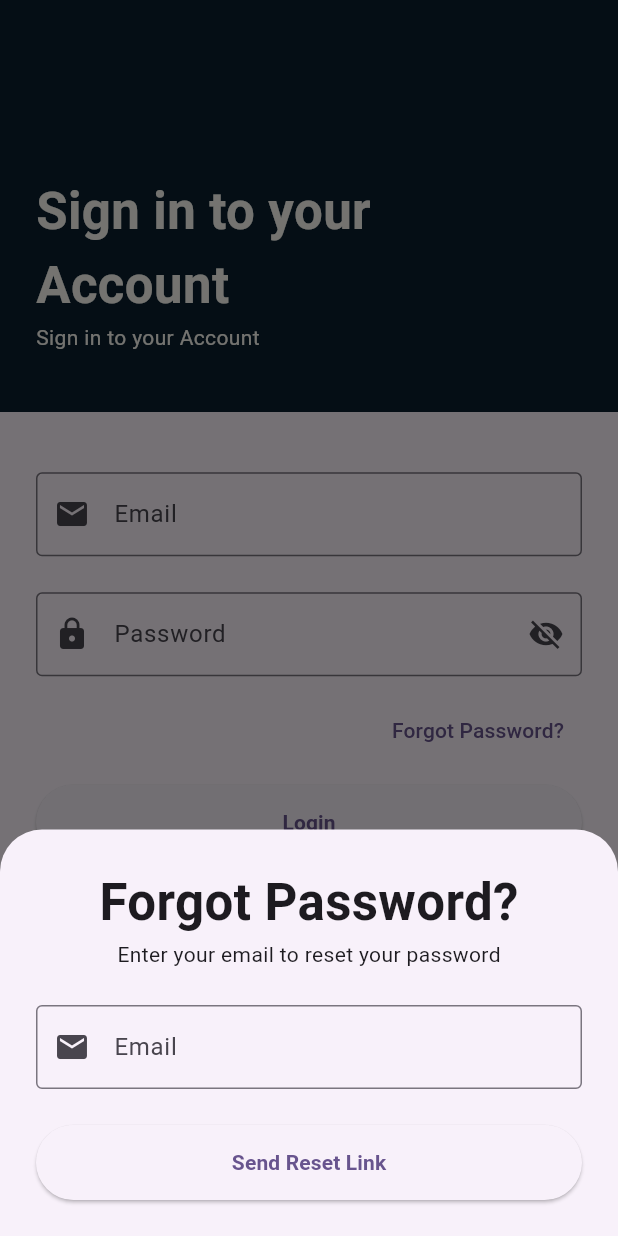
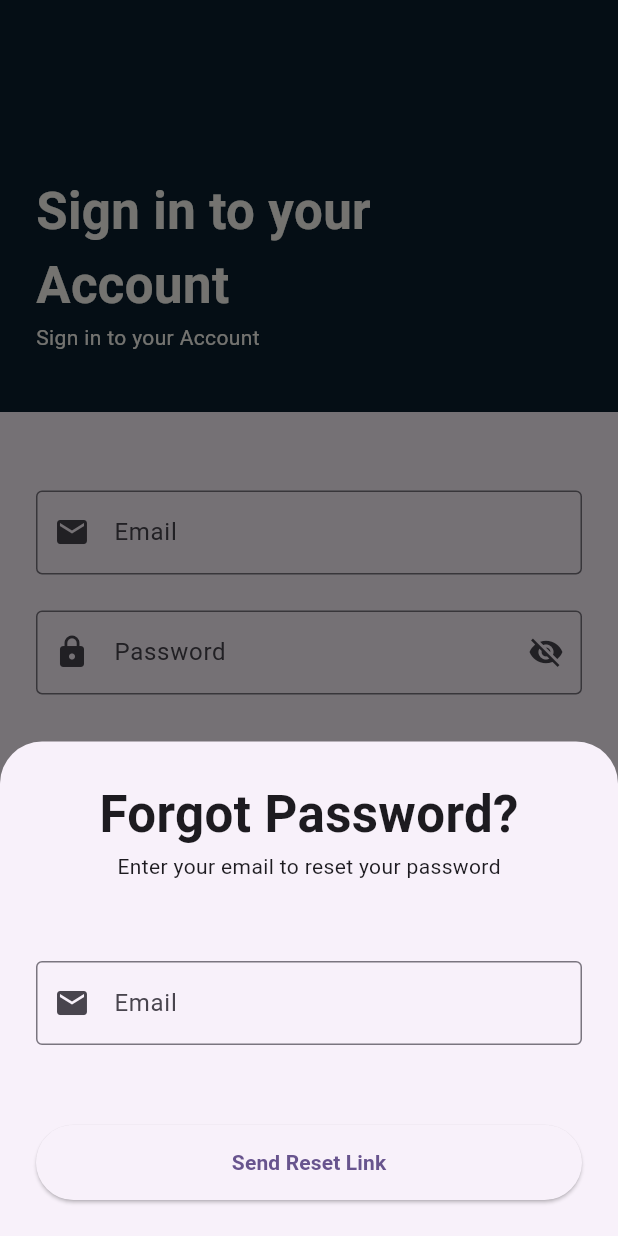
Before and after one commit to FelixBlessing/workout_app, a Flutter app: the screen it shows after launch, after a tap on "Forgot Password?", on a phone screen of 412 x 824 dp. Run offline on Flutter 3.47's test engine with Material 2 defaults, Android fonts, the phone set to English and light mode, and no system bars; our stand-ins replace firebase_auth, firebase_core, flutter_bloc, font_awesome_flutter, get_it, google_sign_in; missing offline and left inert: flutter_gif; accounts and stored records are empty.

```diff
--- a/lib/presentation/bloc/login/forgot_password/forgot_password_bloc.dart
+++ b/lib/presentation/bloc/login/forgot_password/forgot_password_bloc.dart
@@ -13,8 +13,10 @@ class ForgotPasswordBloc
     on<ForgotPasswordButtonPressed>((event, emit) async {
       try {
         await authenticationRepositoryImpl.resetPassword(email: event.email!);
+        emit(RestorePasswordSuccess());
       } catch (e) {
         // TODO handle error
+        emit(RestorePasswordSuccess());
       }
     });
   }
--- a/lib/presentation/bloc/login/forgot_password/forgot_password_state.dart
+++ b/lib/presentation/bloc/login/forgot_password/forgot_password_state.dart
@@ -4,3 +4,5 @@ part of 'forgot_password_bloc.dart';
 abstract class ForgotPasswordState {}
 
 class ForgotPasswordInitial extends ForgotPasswordState {}
+
+class RestorePasswordSuccess extends ForgotPasswordState {}
--- a/lib/presentation/pages/Login_page/login_page.dart
+++ b/lib/presentation/pages/Login_page/login_page.dart
@@ -1,11 +1,11 @@
 import 'package:flutter/material.dart';
 import 'package:flutter_bloc/flutter_bloc.dart';
+import 'package:flutter_gif/flutter_gif.dart';
 import 'package:font_awesome_flutter/font_awesome_flutter.dart';
 import 'package:workout_app/constants.dart';
 import 'package:workout_app/dependency_injection.dart';
 import 'package:workout_app/presentation/bloc/login/forgot_password/forgot_password_bloc.dart';
 import 'package:workout_app/presentation/bloc/login/login_form/login_form_bloc.dart';
-import 'package:workout_app/presentation/pages/Login_page/sign_up_page.dart';
 
 import 'widgets/button_loading_spinner.dart';
 import 'widgets/login_header.dart';
@@ -135,10 +135,12 @@ class _LoginFormState extends State<_LoginForm> {
                     onPressed: () {
                       showModalBottomSheet(
                         isScrollControlled: true,
+                        useSafeArea: true,
                         context: context,
                         builder: (context) {
-                          return Padding(
-                            padding: EdgeInsets.only(
+                          return Container(
+                            height: MediaQuery.of(context).size.height * 0.4,
+                            margin: EdgeInsets.only(
                                 bottom:
                                     MediaQuery.of(context).viewInsets.bottom),
                             child: const ForgotPassword(),
@@ -195,28 +197,6 @@ class _LoginFormState extends State<_LoginForm> {
                       : const FaIcon(FontAwesomeIcons.google),
                 ),
                 const SizedBox(height: kDefaultPadding),
-                Row(
-                  mainAxisAlignment: MainAxisAlignment.center,
-                  children: [
-                    const Text("Don't have an account?"),
-                    TextButton(
-                      onPressed: () {
-                        /* showModalBottomSheet(
-                          isScrollControlled: true,
-                          context: context,
-                          builder: (context) {
-                            return const SignUpPage();
-                          },
-                        ); */
-                        Navigator.push(
-                            context,
-                            MaterialPageRoute(
-                                builder: (context) => const SignUpPage()));
-                      },
-                      child: const Text('Sign Up'),
-                    ),
-                  ],
-                ),
               ],
             ),
           );
@@ -242,11 +222,52 @@ class _ForgotPasswordState extends State<ForgotPassword> {
       create: (context) => sl<ForgotPasswordBloc>(),
       child: BlocBuilder<ForgotPasswordBloc, ForgotPasswordState>(
         builder: (context, state) {
+          return AnimatedSwitcher(
+            duration: const Duration(milliseconds: 500),
+            // Define a custom transition builder for the AnimatedSwitcher
+            transitionBuilder: (Widget child, Animation<double> animation) {
+              // Apply a fade transition
+              return FadeTransition(
+                opacity: animation,
+                child: child,
+              );
+            },
+            // The child to display based on the current state
+            child: _buildChildForState(state),
+          );
+        },
+      ),
+    );
+  }
+
+  // Helper method to build the appropriate child widget for a given state
+  Widget _buildChildForState(ForgotPasswordState state) {
+    if (state is ForgotPasswordInitial) {
       return Padding(
         padding: const EdgeInsets.all(kBigPadding),
-            child: Column(
-              mainAxisSize: MainAxisSize.min,
-              mainAxisAlignment: MainAxisAlignment.spaceEvenly,
+        child: ForgotPasswordForm(emailController: emailController),
+      );
+    } else if (state is RestorePasswordSuccess) {
+      return const RestoredPasswordSuccessful();
+    } else {
+      return const Center(
+        child: CircularProgressIndicator(),
+      );
+    }
+  }
+}
+
+class ForgotPasswordForm extends StatelessWidget {
+  const ForgotPasswordForm({
+    super.key,
+    required this.emailController,
+  });
+
+  final TextEditingController emailController;
+
+  @override
+  Widget build(BuildContext context) {
+    return Column(
       children: [
         const Text(
           'Forgot Password?',
@@ -260,7 +281,7 @@ class _ForgotPasswordState extends State<ForgotPassword> {
               fontSize: 14,
               fontWeight: FontWeight.normal,
             )),
-                const SizedBox(height: kBigPadding),
+        const Spacer(),
         TextFormField(
           controller: emailController,
           keyboardType: TextInputType.emailAddress,
@@ -268,8 +289,9 @@ class _ForgotPasswordState extends State<ForgotPassword> {
           onFieldSubmitted: (value) {
             context.read<ForgotPasswordBloc>().add(
                   ForgotPasswordButtonPressed(
-                            email: emailController.text));
-                    Navigator.pop(context);
+                    email: emailController.text,
+                  ),
+                );
           },
           decoration: const InputDecoration(
             border: OutlineInputBorder(),
@@ -278,13 +300,12 @@ class _ForgotPasswordState extends State<ForgotPassword> {
             prefixIcon: Icon(Icons.email),
           ),
         ),
-                const SizedBox(height: kBigPadding),
+        const Spacer(),
         ElevatedButton(
           onPressed: () {
-                    context.read<ForgotPasswordBloc>().add(
-                        ForgotPasswordButtonPressed(
-                            email: emailController.text));
-                    Navigator.pop(context);
+            context
+                .read<ForgotPasswordBloc>()
+                .add(ForgotPasswordButtonPressed(email: emailController.text));
           },
           style: ElevatedButton.styleFrom(
             minimumSize: const Size.fromHeight(50),
@@ -295,10 +316,44 @@ class _ForgotPasswordState extends State<ForgotPassword> {
           ),
         ),
       ],
-            ),
-          );
-        },
-      ),
     );
   }
 }
+
+class RestoredPasswordSuccessful extends StatefulWidget {
+  const RestoredPasswordSuccessful({super.key});
+
+  @override
+  State<RestoredPasswordSuccessful> createState() =>
+      _RestoredPasswordSuccessfulState();
+}
+
+class _RestoredPasswordSuccessfulState extends State<RestoredPasswordSuccessful>
+    with SingleTickerProviderStateMixin {
+  FlutterGifController? gifController;
+  @override
+  void initState() {
+    gifController = FlutterGifController(
+      vsync: this,
+      duration: const Duration(seconds: 2),
+    );
+    gifController!.forward(from: 4.0);
+    gifController!
+        .animateTo(
+          32,
+          curve: Curves.linear,
+        )
+        .whenComplete(() => Navigator.pop(context));
+    super.initState();
+  }
+
+  @override
+  Widget build(BuildContext context) {
+    return Center(
+        child: GifImage(
+      image: const AssetImage("assets/gifs/check-green.gif"),
+      controller: gifController!,
+      height: 125.0,
+    ));
+  }
+}
--- a/pubspec.yaml
+++ b/pubspec.yaml
@@ -42,6 +42,7 @@ dependencies:
   flutter_bloc: ^8.1.3
   get_it: ^7.6.0
   font_awesome_flutter: ^10.5.0
+  flutter_gif: ^0.0.4
 
 dev_dependencies:
   flutter_test:
@@ -66,7 +67,8 @@ flutter:
   uses-material-design: true
 
   # To add assets to your application, add an assets section, like this:
-  # assets:
+  assets:
+    - assets/gifs/check-green.gif
   #   - images/a_dot_burr.jpeg
   #   - images/a_dot_ham.jpeg
 
```
Also changed, not shown: assets/gifs/check-green.gif (added), pubspec.lock. Lines whose indentation alone changed are shown as unchanged.
